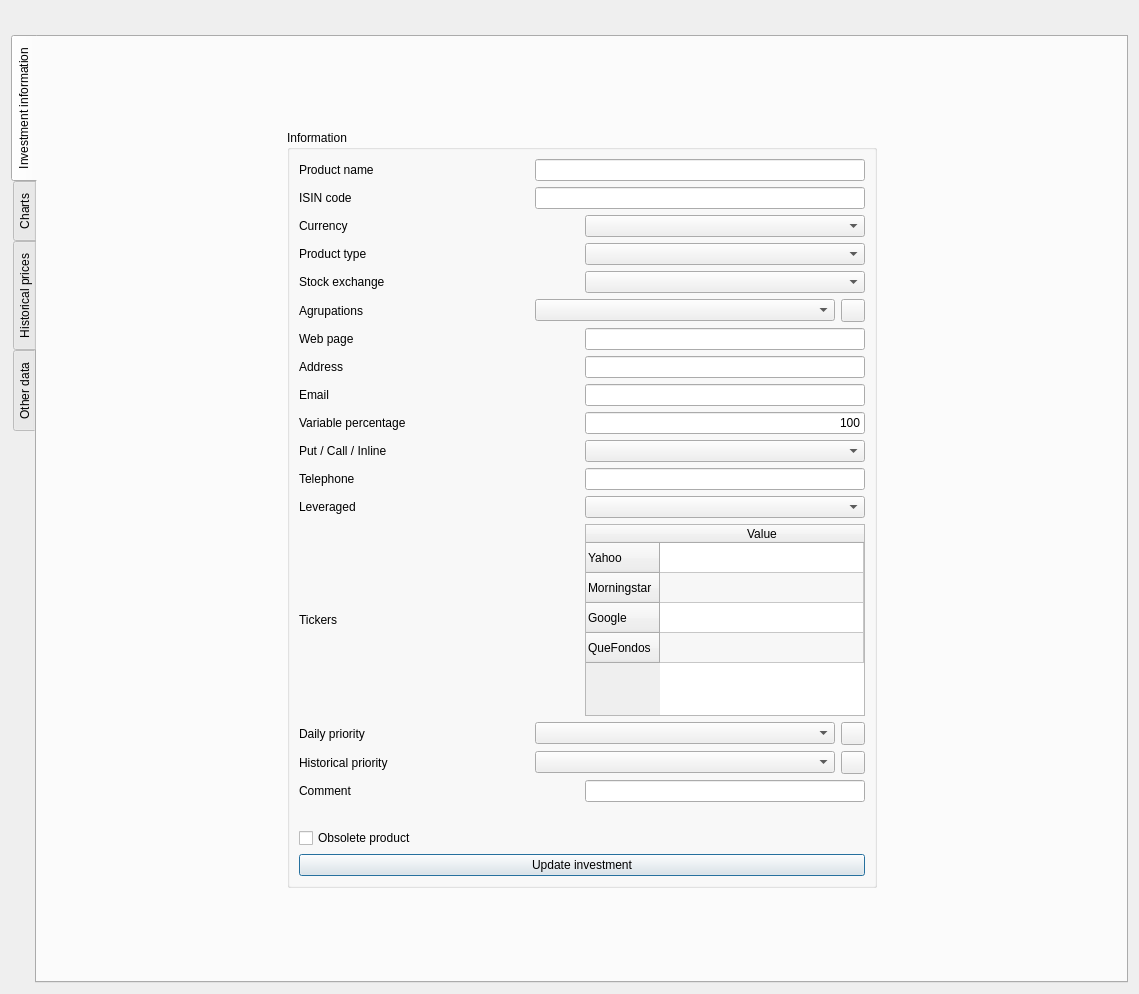
Qt form ui/frmProductReport.ui (turulomio/xulpymoney) before a commit.
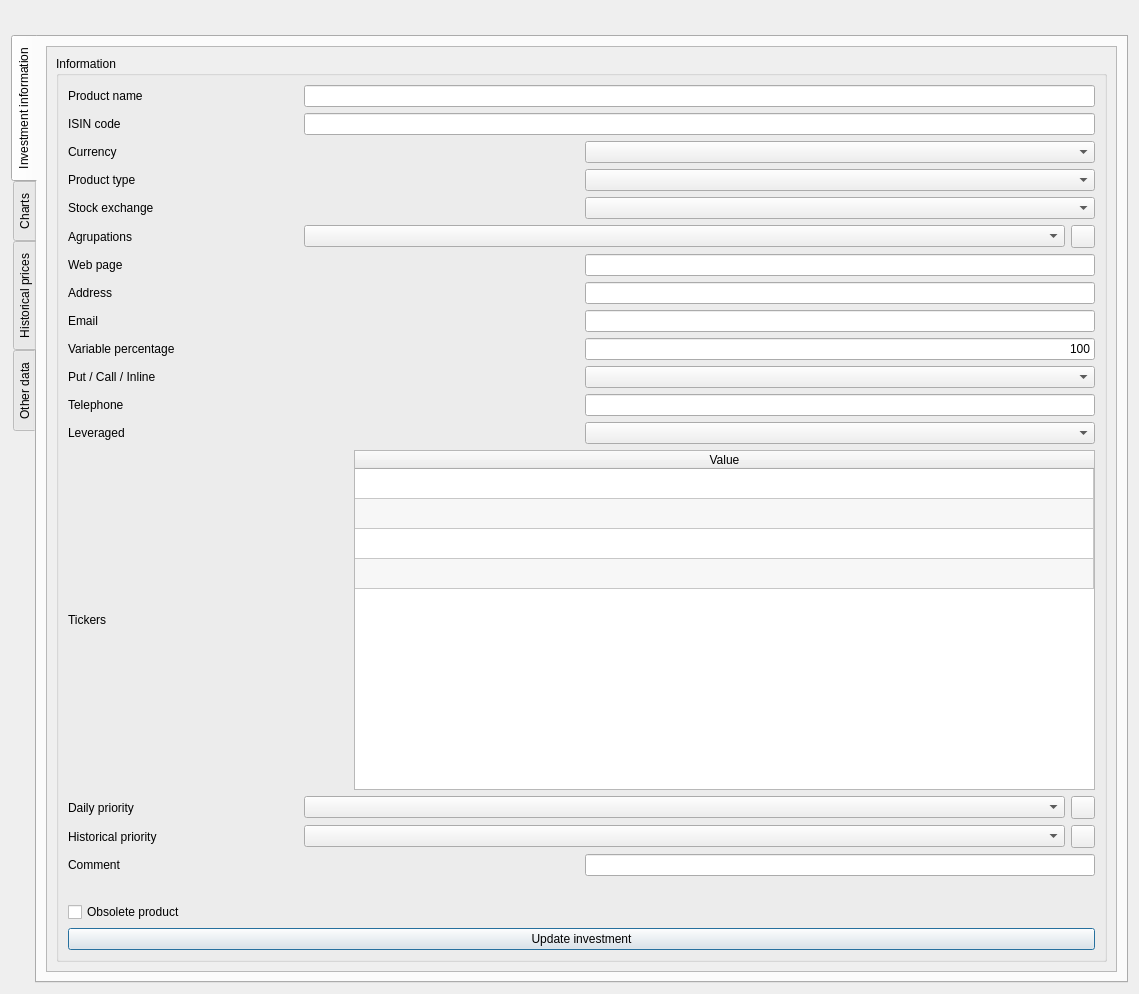
The same form after that commit. The open tabs and pages were chosen to show the change. Icons and pictures are not drawn. Custom widgets are drawn as their Qt base class.

Commit message: Adapting frmProductReport to small screens

The edit to the form file:
```diff
--- a/ui/frmProductReport.ui
+++ b/ui/frmProductReport.ui
@@ -63,35 +63,27 @@
         <attribute name="title">
          <string>Investment information</string>
         </attribute>
-        <layout class="QHBoxLayout" name="horizontalLayout_39">
-         <item>
-          <spacer name="horizontalSpacer_3">
-           <property name="orientation">
-            <enum>Qt::Horizontal</enum>
-           </property>
-           <property name="sizeHint" stdset="0">
-            <size>
-             <width>40</width>
-             <height>20</height>
-            </size>
-           </property>
-          </spacer>
-         </item>
-         <item>
           <layout class="QVBoxLayout" name="verticalLayout_5">
            <item>
-            <spacer name="verticalSpacer">
-             <property name="orientation">
-              <enum>Qt::Vertical</enum>
+          <layout class="QHBoxLayout" name="horizontalLayout_39">
+           <item>
+            <widget class="QScrollArea" name="scrollArea">
+             <property name="horizontalScrollBarPolicy">
+              <enum>Qt::ScrollBarAlwaysOff</enum>
              </property>
-             <property name="sizeHint" stdset="0">
-              <size>
-               <width>20</width>
-               <height>40</height>
-              </size>
+             <property name="widgetResizable">
+              <bool>true</bool>
              </property>
-            </spacer>
-           </item>
+             <widget class="QWidget" name="scrollAreaWidgetContents">
+              <property name="geometry">
+               <rect>
+                <x>0</x>
+                <y>0</y>
+                <width>598</width>
+                <height>812</height>
+               </rect>
+              </property>
+              <layout class="QHBoxLayout" name="horizontalLayout_31">
            <item>
             <widget class="QGroupBox" name="grpInformation">
              <property name="title">
@@ -474,7 +466,7 @@
                      <bool>true</bool>
                     </attribute>
                     <attribute name="verticalHeaderVisible">
-                     <bool>true</bool>
+                         <bool>false</bool>
                     </attribute>
                     <row>
                      <property name="text">
@@ -643,33 +635,11 @@
              </layout>
             </widget>
            </item>
-           <item>
-            <spacer name="verticalSpacer_2">
-             <property name="orientation">
-              <enum>Qt::Vertical</enum>
-             </property>
-             <property name="sizeHint" stdset="0">
-              <size>
-               <width>20</width>
-               <height>40</height>
-              </size>
-             </property>
-            </spacer>
-           </item>
-          </layout>
-         </item>
-         <item>
-          <spacer name="horizontalSpacer_4">
-           <property name="orientation">
-            <enum>Qt::Horizontal</enum>
-           </property>
-           <property name="sizeHint" stdset="0">
-            <size>
-             <width>40</width>
-             <height>20</height>
-            </size>
-           </property>
-          </spacer>
+              </layout>
+             </widget>
+            </widget>
+           </item>
+          </layout>
          </item>
         </layout>
        </widget>
```
Left out of the diff: 73 changed lines with no effect on the pictures. Lines whose indentation alone changed are shown as unchanged. The commit also changes 1 other file.
